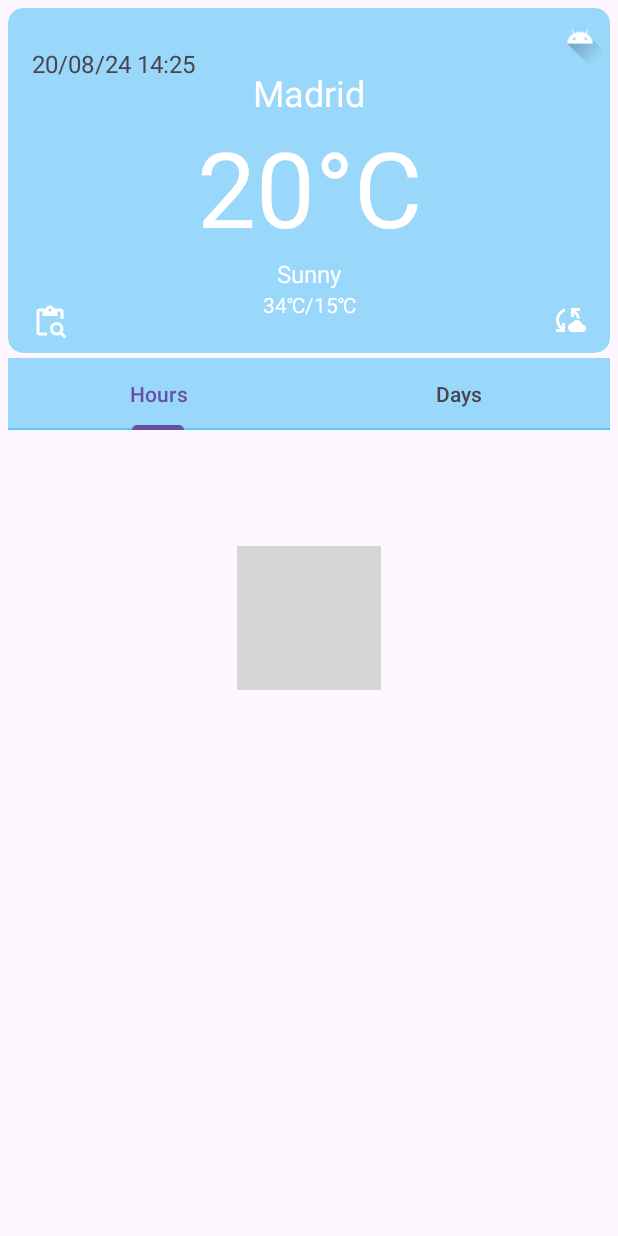
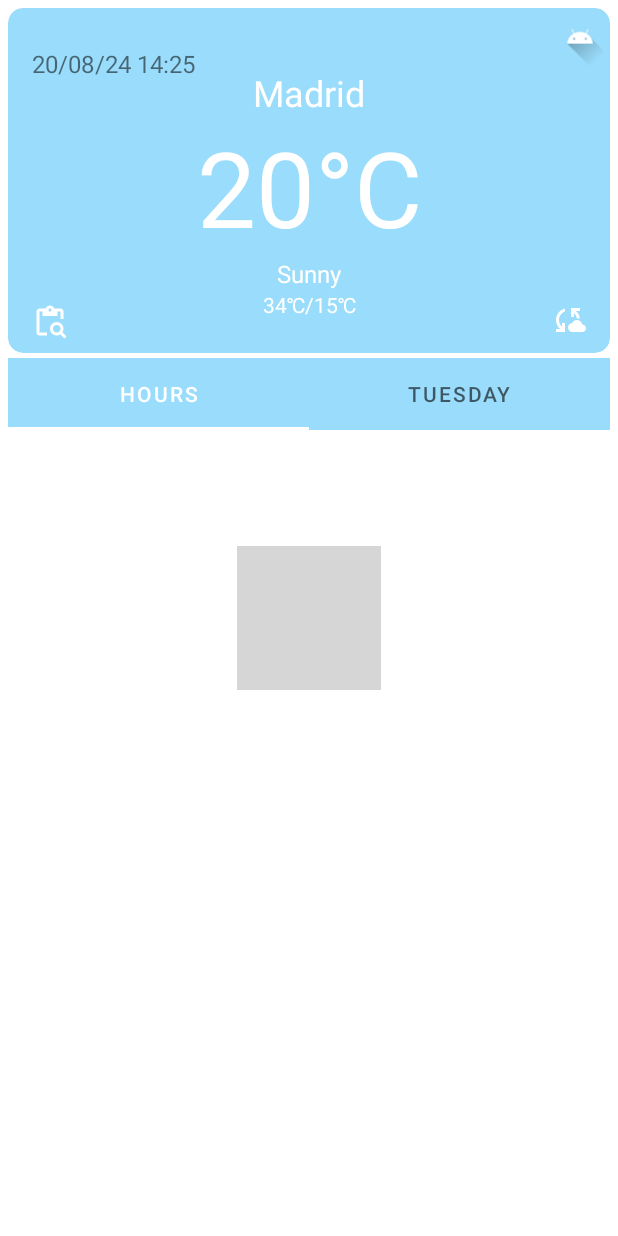
Before and after one commit to farrukh154/WeatherApp, an Android app: the layout fragment_main.xml on its own in the app's theme, with its tools: preview values and no code run, on a phone screen of 412 x 824 dp. Run offline under Robolectric (Android 15) with nearby library versions, the phone set to English and light mode, and no system bars; Roboto replaces fonts that are not available here; grey boxes are pictures that could not be loaded.

Commit message:
Настройка адаптера

```diff
--- a/app/src/main/AndroidManifest.xml
+++ b/app/src/main/AndroidManifest.xml
@@ -12,7 +12,7 @@
         android:label="@string/app_name"
         android:roundIcon="@mipmap/ic_launcher_round"
         android:supportsRtl="true"
-        android:theme="@style/Theme.WeatherApp2"
+        android:theme="@style/Theme.WeatherApp22"
         android:usesCleartextTraffic="true"
         tools:targetApi="31">
         <activity
--- a/app/src/main/res/layout/fragment_main.xml
+++ b/app/src/main/res/layout/fragment_main.xml
@@ -153,15 +153,15 @@
         <com.google.android.material.tabs.TabItem
             android:layout_width="wrap_content"
             android:layout_height="wrap_content"
-            android:text="Days" />
+            android:text="Tuesday"
+            tools:layout_editor_absoluteX="32dp"
+            tools:layout_editor_absoluteY="215dp" />
 
     </com.google.android.material.tabs.TabLayout>
-
     <androidx.viewpager2.widget.ViewPager2
         android:id="@+id/vp"
         android:layout_width="0dp"
         android:layout_height="0dp"
-        android:layout_marginTop="8dp"
         android:layout_marginBottom="5dp"
         app:layout_constraintBottom_toBottomOf="parent"
         app:layout_constraintEnd_toEndOf="@+id/cardView2"
--- a/app/src/main/res/values/colors.xml
+++ b/app/src/main/res/values/colors.xml
@@ -3,4 +3,10 @@
     <color name="black">#FF000000</color>
     <color name="white">#FFFFFFFF</color>
     <color name="card_blue_bg">#6603A9F4</color>
+    <color name="blue">#31B8F4</color>
+    <color name="primaryColor">#6200EE</color>
+    <color name="primaryDarkColor">#3700B3</color>
+    <color name="accentColor">#03DAC5</color>
+    <color name="teal_200">#03DAC5</color> <!-- Нежно-бирюзовый -->
+    <color name="teal_700">#018786</color> <!-- Более тёмный бирюзовый -->
 </resources>
--- a/app/src/main/res/values/themes.xml
+++ b/app/src/main/res/values/themes.xml
@@ -1,9 +1,20 @@
 <resources xmlns:tools="http://schemas.android.com/tools">
-    <!-- Base application theme. -->
-    <style name="Base.Theme.WeatherApp2" parent="Theme.Material3.DayNight.NoActionBar">
-        <item name="windowActionBar">false</item>
-        <item name="windowNoTitle">true</item>
+    <style name="Theme.WeatherApp22" parent="Theme.MaterialComponents.DayNight.NoActionBar">
+        <!-- Основные цвета темы -->
+        <item name="colorPrimary">@color/white</item>
+        <item name="colorPrimaryDark">@color/primaryDarkColor</item>
+        <item name="colorAccent">@color/accentColor</item>
+
+        <!-- Цвет статус-бара и навигационной панели -->
+        <item name="android:statusBarColor">@color/card_blue_bg</item>
+        <item name="android:navigationBarColor">@color/card_blue_bg</item>
+
+        <!-- Белый текст и иконки на статус-баре -->
+        <item name="android:windowLightStatusBar">false</item>
+
+        <!-- Настройка для TabLayout -->
+        <item name="tabTextColor">@android:color/white</item>
+        <item name="tabSelectedTextColor">@android:color/white</item>
+        <item name="tabIndicatorColor">@android:color/white</item>
     </style>
-
-    <style name="Theme.WeatherApp2" parent="Base.Theme.WeatherApp2" />
 </resources>
```
Also changed, not shown: app/src/main/java/com/example/weatherapp2/adapters/VpAdapter.kt (added, +15 -0 lines), app/src/main/java/com/example/weatherapp2/fragments/DaysFragment.kt (added, +25 -0 lines), app/src/main/java/com/example/weatherapp2/fragments/HoursFragment.kt (added, +24 -0 lines), app/src/main/java/com/example/weatherapp2/fragments/MainFragment.kt (+35 -21 lines), app/src/main/res/layout/fragment_days.xml (added, +15 -0 lines), app/src/main/res/layout/fragment_hours.xml (added, +15 -0 lines).
